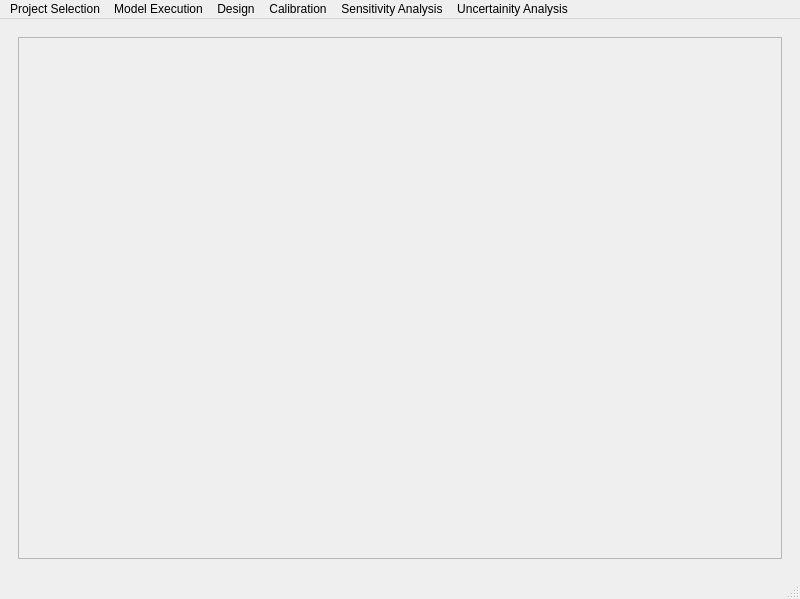
Inigobarbe/VFSMOD-GUI, file ui/Qvfsmod_dialog_base.ui: the form before one commit.
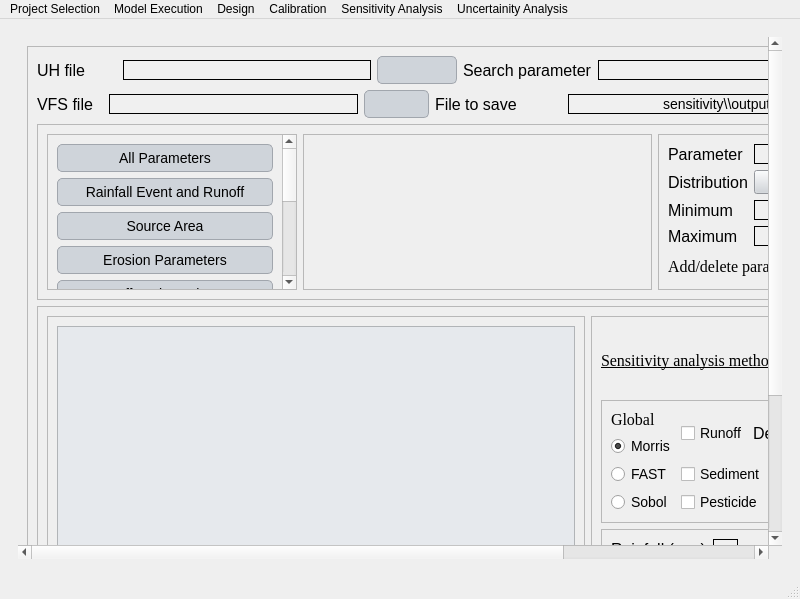
The form after the commit. The open tabs and pages were chosen to show the change. Icons and pictures are not drawn.

Diff of the .ui file:
```diff
--- a/ui/Qvfsmod_dialog_base.ui
+++ b/ui/Qvfsmod_dialog_base.ui
@@ -2799,18 +2799,828 @@
           <property name="styleSheet">
            <string notr="true"/>
           </property>
+          <property name="frameShape">
+           <enum>QFrame::NoFrame</enum>
+          </property>
           <property name="widgetResizable">
            <bool>true</bool>
           </property>
           <widget class="QWidget" name="scrollAreaWidgetContents_13">
            <property name="geometry">
             <rect>
-             <x>0</x>
-             <y>0</y>
-             <width>98</width>
-             <height>28</height>
+             <x>-261</x>
+             <y>-238</y>
+             <width>1018</width>
+             <height>743</height>
             </rect>
            </property>
+           <layout class="QGridLayout" name="gridLayout_55">
+            <item row="0" column="0">
+             <widget class="QFrame" name="frame_25">
+              <property name="minimumSize">
+               <size>
+                <width>1000</width>
+                <height>0</height>
+               </size>
+              </property>
+              <property name="maximumSize">
+               <size>
+                <width>1000</width>
+                <height>750</height>
+               </size>
+              </property>
+              <property name="frameShape">
+               <enum>QFrame::StyledPanel</enum>
+              </property>
+              <property name="frameShadow">
+               <enum>QFrame::Raised</enum>
+              </property>
+              <layout class="QGridLayout" name="gridLayout_47">
+               <item row="2" column="0">
+                <widget class="QFrame" name="frame_72">
+                 <property name="frameShape">
+                  <enum>QFrame::StyledPanel</enum>
+                 </property>
+                 <property name="frameShadow">
+                  <enum>QFrame::Raised</enum>
+                 </property>
+                 <layout class="QGridLayout" name="gridLayout_89">
+                  <item row="3" column="0" colspan="2">
+                   <widget class="QScrollArea" name="scrollArea_17">
+                    <property name="minimumSize">
+                     <size>
+                      <width>250</width>
+                      <height>0</height>
+                     </size>
+                    </property>
+                    <property name="widgetResizable">
+                     <bool>true</bool>
+                    </property>
+                    <widget class="QWidget" name="scrollAreaWidgetContents_17">
+                     <property name="geometry">
+                      <rect>
+                       <x>0</x>
+                       <y>0</y>
+                       <width>231</width>
+                       <height>381</height>
+                      </rect>
+                     </property>
+                     <layout class="QGridLayout" name="gridLayout_90">
+                      <item row="1" column="0">
+                       <layout class="QVBoxLayout" name="verticalLayout_26">
+                        <item>
+                         <widget class="QPushButton" name="all_parameters_design">
+                          <property name="text">
+                           <string>All Parameters</string>
+                          </property>
+                         </widget>
+                        </item>
+                        <item>
+                         <widget class="QPushButton" name="rainfall_event_design">
+                          <property name="text">
+                           <string>Rainfall Event and Runoff</string>
+                          </property>
+                         </widget>
+                        </item>
+                        <item>
+                         <widget class="QPushButton" name="source_area_design">
+                          <property name="text">
+                           <string>Source Area</string>
+                          </property>
+                         </widget>
+                        </item>
+                        <item>
+                         <widget class="QPushButton" name="erosion_parameters_design">
+                          <property name="text">
+                           <string>Erosion Parameters</string>
+                          </property>
+                         </widget>
+                        </item>
+                        <item>
+                         <widget class="QPushButton" name="buffer_dimensions_design">
+                          <property name="text">
+                           <string>Buffer Dimensions</string>
+                          </property>
+                         </widget>
+                        </item>
+                        <item>
+                         <widget class="QPushButton" name="kinematic_wave_design">
+                          <property name="text">
+                           <string>Kinematic Wave Numerical 
+Solution Parameters</string>
+                          </property>
+                         </widget>
+                        </item>
+                        <item>
+                         <widget class="QPushButton" name="infiltration_design">
+                          <property name="text">
+                           <string>Infiltration</string>
+                          </property>
+                         </widget>
+                        </item>
+                        <item>
+                         <widget class="QPushButton" name="buffer_vegetation_design">
+                          <property name="text">
+                           <string>Buffer Vegetation</string>
+                          </property>
+                         </widget>
+                        </item>
+                        <item>
+                         <widget class="QPushButton" name="incoming_sediment_design">
+                          <property name="text">
+                           <string>Incoming Sediment</string>
+                          </property>
+                         </widget>
+                        </item>
+                        <item>
+                         <widget class="QPushButton" name="water_quality_button_design">
+                          <property name="text">
+                           <string>Water Quality</string>
+                          </property>
+                         </widget>
+                        </item>
+                       </layout>
+                      </item>
+                     </layout>
+                    </widget>
+                   </widget>
+                  </item>
+                  <item row="3" column="3">
+                   <widget class="QFrame" name="frame_73">
+                    <property name="frameShape">
+                     <enum>QFrame::StyledPanel</enum>
+                    </property>
+                    <property name="frameShadow">
+                     <enum>QFrame::Raised</enum>
+                    </property>
+                    <layout class="QGridLayout" name="gridLayout_92">
+                     <item row="1" column="0">
+                      <layout class="QHBoxLayout" name="horizontalLayout_143">
+                       <item>
+                        <layout class="QHBoxLayout" name="horizontalLayout_144">
+                         <item>
+                          <widget class="QLabel" name="label_149">
+                           <property name="font">
+                            <font>
+                             <family>Georgia</family>
+                             <pointsize>-1</pointsize>
+                            </font>
+                           </property>
+                           <property name="text">
+                            <string>Add/delete parameter</string>
+                           </property>
+                          </widget>
+                         </item>
+                         <item>
+                          <widget class="QPushButton" name="add_design">
+                           <property name="text">
+                            <string/>
+                           </property>
+                          </widget>
+                         </item>
+                         <item>
+                          <widget class="QPushButton" name="remove_design">
+                           <property name="text">
+                            <string/>
+                           </property>
+                          </widget>
+                         </item>
+                         <item>
+                          <spacer name="horizontalSpacer_16">
+                           <property name="orientation">
+                            <enum>Qt::Horizontal</enum>
+                           </property>
+                           <property name="sizeHint" stdset="0">
+                            <size>
+                             <width>40</width>
+                             <height>20</height>
+                            </size>
+                           </property>
+                          </spacer>
+                         </item>
+                        </layout>
+                       </item>
+                      </layout>
+                     </item>
+                     <item row="0" column="0">
+                      <layout class="QGridLayout" name="gridLayout_93">
+                       <item row="3" column="0">
+                        <widget class="QLabel" name="label_150">
+                         <property name="text">
+                          <string>Maximum</string>
+                         </property>
+                        </widget>
+                       </item>
+                       <item row="1" column="1">
+                        <widget class="QComboBox" name="distributions_design"/>
+                       </item>
+                       <item row="3" column="1">
+                        <widget class="QLineEdit" name="second_design">
+                         <property name="alignment">
+                          <set>Qt::AlignCenter</set>
+                         </property>
+                        </widget>
+                       </item>
+                       <item row="0" column="0">
+                        <widget class="QLabel" name="label_151">
+                         <property name="text">
+                          <string>Parameter</string>
+                         </property>
+                        </widget>
+                       </item>
+                       <item row="5" column="0">
+                        <spacer name="verticalSpacer_16">
+                         <property name="orientation">
+                          <enum>Qt::Vertical</enum>
+                         </property>
+                         <property name="sizeHint" stdset="0">
+                          <size>
+                           <width>20</width>
+                           <height>40</height>
+                          </size>
+                         </property>
+                        </spacer>
+                       </item>
+                       <item row="2" column="0">
+                        <widget class="QLabel" name="label_152">
+                         <property name="text">
+                          <string>Minimum</string>
+                         </property>
+                        </widget>
+                       </item>
+                       <item row="1" column="0">
+                        <widget class="QLabel" name="label_153">
+                         <property name="text">
+                          <string>Distribution</string>
+                         </property>
+                        </widget>
+                       </item>
+                       <item row="0" column="1">
+                        <widget class="QLineEdit" name="parameter_name_design">
+                         <property name="alignment">
+                          <set>Qt::AlignCenter</set>
+                         </property>
+                        </widget>
+                       </item>
+                       <item row="2" column="1">
+                        <widget class="QLineEdit" name="first_design">
+                         <property name="alignment">
+                          <set>Qt::AlignCenter</set>
+                         </property>
+                        </widget>
+                       </item>
+                      </layout>
+                     </item>
+                     <item row="2" column="0">
+                      <spacer name="verticalSpacer_17">
+                       <property name="orientation">
+                        <enum>Qt::Vertical</enum>
+                       </property>
+                       <property name="sizeHint" stdset="0">
+                        <size>
+                         <width>20</width>
+                         <height>40</height>
+                        </size>
+                       </property>
+                      </spacer>
+                     </item>
+                    </layout>
+                   </widget>
+                  </item>
+                  <item row="3" column="2">
+                   <widget class="QScrollArea" name="scrollArea_18">
+                    <property name="minimumSize">
+                     <size>
+                      <width>292</width>
+                      <height>0</height>
+                     </size>
+                    </property>
+                    <property name="widgetResizable">
+                     <bool>true</bool>
+                    </property>
+                    <widget class="QWidget" name="scrollAreaWidgetContents_18">
+                     <property name="geometry">
+                      <rect>
+                       <x>0</x>
+                       <y>0</y>
+                       <width>347</width>
+                       <height>173</height>
+                      </rect>
+                     </property>
+                     <layout class="QGridLayout" name="gridLayout_98">
+                      <item row="0" column="0">
+                       <layout class="QVBoxLayout" name="verticalLayout_27"/>
+                      </item>
+                     </layout>
+                    </widget>
+                   </widget>
+                  </item>
+                 </layout>
+                </widget>
+               </item>
+               <item row="1" column="0">
+                <layout class="QHBoxLayout" name="horizontalLayout_141">
+                 <item>
+                  <layout class="QHBoxLayout" name="horizontalLayout_142">
+                   <item>
+                    <widget class="QLabel" name="label_147">
+                     <property name="text">
+                      <string>VFS file</string>
+                     </property>
+                    </widget>
+                   </item>
+                   <item>
+                    <widget class="QLineEdit" name="vfs_file_sensitivity_design">
+                     <property name="minimumSize">
+                      <size>
+                       <width>249</width>
+                       <height>0</height>
+                      </size>
+                     </property>
+                     <property name="maximumSize">
+                      <size>
+                       <width>248</width>
+                       <height>16777215</height>
+                      </size>
+                     </property>
+                     <property name="alignment">
+                      <set>Qt::AlignCenter</set>
+                     </property>
+                    </widget>
+                   </item>
+                   <item>
+                    <widget class="QPushButton" name="browse_vfs_design">
+                     <property name="text">
+                      <string/>
+                     </property>
+                    </widget>
+                   </item>
+                  </layout>
+                 </item>
+                 <item>
+                  <widget class="QLabel" name="label_148">
+                   <property name="minimumSize">
+                    <size>
+                     <width>127</width>
+                     <height>0</height>
+                    </size>
+                   </property>
+                   <property name="text">
+                    <string>File to save</string>
+                   </property>
+                  </widget>
+                 </item>
+                 <item>
+                  <widget class="QLineEdit" name="file_save_design">
+                   <property name="minimumSize">
+                    <size>
+                     <width>310</width>
+                     <height>0</height>
+                    </size>
+                   </property>
+                   <property name="text">
+                    <string>sensitivity\\output\\sensitivity.csv</string>
+                   </property>
+                   <property name="alignment">
+                    <set>Qt::AlignCenter</set>
+                   </property>
+                  </widget>
+                 </item>
+                 <item>
+                  <widget class="QPushButton" name="browse_file_design">
+                   <property name="text">
+                    <string/>
+                   </property>
+                  </widget>
+                 </item>
+                </layout>
+               </item>
+               <item row="0" column="0">
+                <layout class="QHBoxLayout" name="horizontalLayout_130">
+                 <item>
+                  <layout class="QHBoxLayout" name="horizontalLayout_140">
+                   <item>
+                    <widget class="QLabel" name="label_145">
+                     <property name="minimumSize">
+                      <size>
+                       <width>55</width>
+                       <height>0</height>
+                      </size>
+                     </property>
+                     <property name="text">
+                      <string>UH file</string>
+                     </property>
+                    </widget>
+                   </item>
+                   <item>
+                    <widget class="QLineEdit" name="uh_file_sensitivity_design">
+                     <property name="maximumSize">
+                      <size>
+                       <width>248</width>
+                       <height>16777215</height>
+                      </size>
+                     </property>
+                     <property name="alignment">
+                      <set>Qt::AlignCenter</set>
+                     </property>
+                    </widget>
+                   </item>
+                   <item>
+                    <widget class="QPushButton" name="browse_uh_design">
+                     <property name="text">
+                      <string/>
+                     </property>
+                    </widget>
+                   </item>
+                  </layout>
+                 </item>
+                 <item>
+                  <widget class="QLabel" name="label_146">
+                   <property name="text">
+                    <string>Search parameter</string>
+                   </property>
+                  </widget>
+                 </item>
+                 <item>
+                  <widget class="QLineEdit" name="search_design">
+                   <property name="minimumSize">
+                    <size>
+                     <width>369</width>
+                     <height>0</height>
+                    </size>
+                   </property>
+                   <property name="alignment">
+                    <set>Qt::AlignCenter</set>
+                   </property>
+                  </widget>
+                 </item>
+                </layout>
+               </item>
+               <item row="3" column="0">
+                <widget class="QFrame" name="frame_74">
+                 <property name="frameShape">
+                  <enum>QFrame::StyledPanel</enum>
+                 </property>
+                 <property name="frameShadow">
+                  <enum>QFrame::Raised</enum>
+                 </property>
+                 <layout class="QGridLayout" name="gridLayout_49">
+                  <item row="0" column="0">
+                   <widget class="QFrame" name="frame_29">
+                    <property name="minimumSize">
+                     <size>
+                      <width>538</width>
+                      <height>0</height>
+                     </size>
+                    </property>
+                    <property name="frameShape">
+                     <enum>QFrame::StyledPanel</enum>
+                    </property>
+                    <property name="frameShadow">
+                     <enum>QFrame::Raised</enum>
+                    </property>
+                    <layout class="QGridLayout" name="gridLayout_50">
+                     <item row="0" column="0">
+                      <widget class="QTableWidget" name="table_2">
+                       <property name="minimumSize">
+                        <size>
+                         <width>0</width>
+                         <height>0</height>
+                        </size>
+                       </property>
+                      </widget>
+                     </item>
+                    </layout>
+                   </widget>
+                  </item>
+                  <item row="0" column="1">
+                   <widget class="QFrame" name="frame_75">
+                    <property name="minimumSize">
+                     <size>
+                      <width>400</width>
+                      <height>400</height>
+                     </size>
+                    </property>
+                    <property name="maximumSize">
+                     <size>
+                      <width>16777215</width>
+                      <height>16777215</height>
+                     </size>
+                    </property>
+                    <property name="frameShape">
+                     <enum>QFrame::StyledPanel</enum>
+                    </property>
+                    <property name="frameShadow">
+                     <enum>QFrame::Raised</enum>
+                    </property>
+                    <layout class="QGridLayout" name="gridLayout_56">
+                     <item row="0" column="0">
+                      <widget class="QLabel" name="label_154">
+                       <property name="font">
+                        <font>
+                         <family>Georgia</family>
+                         <pointsize>-1</pointsize>
+                         <underline>true</underline>
+                        </font>
+                       </property>
+                       <property name="text">
+                        <string>Sensitivity analysis method</string>
+                       </property>
+                      </widget>
+                     </item>
+                     <item row="1" column="0">
+                      <widget class="QFrame" name="frame_76">
+                       <property name="frameShape">
+                        <enum>QFrame::StyledPanel</enum>
+                       </property>
+                       <property name="frameShadow">
+                        <enum>QFrame::Raised</enum>
+                       </property>
+                       <layout class="QGridLayout" name="gridLayout_53">
+                        <item row="0" column="0">
+                         <widget class="QLabel" name="label_77">
+                          <property name="font">
+                           <font>
+                            <family>Georgia</family>
+                            <pointsize>-1</pointsize>
+                            <underline>false</underline>
+                           </font>
+                          </property>
+                          <property name="text">
+                           <string>Global</string>
+                          </property>
+                         </widget>
+                        </item>
+                        <item row="0" column="1" rowspan="2">
+                         <layout class="QHBoxLayout" name="horizontalLayout_63">
+                          <item>
+                           <widget class="QCheckBox" name="runoff_sensitivity_design">
+                            <property name="text">
+                             <string>Runoff</string>
+                            </property>
+                           </widget>
+                          </item>
+                          <item>
+                           <widget class="QLabel" name="label_88">
+                            <property name="text">
+                             <string>Desired reduction</string>
+                            </property>
+                           </widget>
+                          </item>
+                          <item>
+                           <widget class="QLineEdit" name="lineEdit_2"/>
+                          </item>
+                         </layout>
+                        </item>
+                        <item row="1" column="0">
+                         <widget class="QRadioButton" name="morris_design">
+                          <property name="text">
+                           <string>Morris</string>
+                          </property>
+                          <property name="checkable">
+                           <bool>true</bool>
+                          </property>
+                          <property name="checked">
+                           <bool>true</bool>
+                          </property>
+                         </widget>
+                        </item>
+                        <item row="2" column="0">
+                         <widget class="QRadioButton" name="fast_design">
+                          <property name="text">
+                           <string>FAST</string>
+                          </property>
+                         </widget>
+                        </item>
+                        <item row="2" column="1">
+                         <layout class="QHBoxLayout" name="horizontalLayout_64">
+                          <item>
+                           <widget class="QCheckBox" name="sediment_sensitivity_design">
+                            <property name="text">
+                             <string>Sediment</string>
+                            </property>
+                           </widget>
+                          </item>
+                          <item>
+                           <widget class="QLabel" name="label_89">
+                            <property name="text">
+                             <string>Desired reduction</string>
+                            </property>
+                           </widget>
+                          </item>
+                          <item>
+                           <widget class="QLineEdit" name="lineEdit_3"/>
+                          </item>
+                         </layout>
+                        </item>
+                        <item row="3" column="0">
+                         <widget class="QRadioButton" name="sobol_design">
+                          <property name="text">
+                           <string>Sobol</string>
+                          </property>
+                         </widget>
+                        </item>
+                        <item row="3" column="1">
+                         <layout class="QHBoxLayout" name="horizontalLayout_65">
+                          <item>
+                           <widget class="QCheckBox" name="pesticide_sensitivity_design">
+                            <property name="text">
+                             <string>Pesticide</string>
+                            </property>
+                           </widget>
+                          </item>
+                          <item>
+                           <widget class="QLabel" name="label_90">
+                            <property name="text">
+                             <string>Desired reduction</string>
+                            </property>
+                           </widget>
+                          </item>
+                          <item>
+                           <widget class="QLineEdit" name="lineEdit_11"/>
+                          </item>
+                         </layout>
+                        </item>
+                       </layout>
+                      </widget>
+                     </item>
+                     <item row="2" column="0">
+                      <widget class="QFrame" name="frame_30">
+                       <property name="minimumSize">
+                        <size>
+                         <width>0</width>
+                         <height>120</height>
+                        </size>
+                       </property>
+                       <property name="frameShape">
+                        <enum>QFrame::StyledPanel</enum>
+                       </property>
+                       <property name="frameShadow">
+                        <enum>QFrame::Raised</enum>
+                       </property>
+                       <layout class="QGridLayout" name="gridLayout_54">
+                        <item row="1" column="0">
+                         <widget class="QLabel" name="label_85">
+                          <property name="text">
+                           <string>VFS length</string>
+                          </property>
+                         </widget>
+                        </item>
+                        <item row="2" column="0">
+                         <layout class="QHBoxLayout" name="horizontalLayout_145">
+                          <item>
+                           <widget class="QLabel" name="label_155">
+                            <property name="minimumSize">
+                             <size>
+                              <width>85</width>
+                              <height>0</height>
+                             </size>
+                            </property>
+                            <property name="text">
+                             <string>Trajectories</string>
+                            </property>
+                           </widget>
+                          </item>
+                          <item>
+                           <widget class="QLineEdit" name="trajectories_design">
+                            <property name="alignment">
+                             <set>Qt::AlignCenter</set>
+                            </property>
+                           </widget>
+                          </item>
+                         </layout>
+                        </item>
+                        <item row="2" column="1">
+                         <layout class="QHBoxLayout" name="horizontalLayout_146">
+                          <item>
+                           <widget class="QLabel" name="label_156">
+                            <property name="minimumSize">
+                             <size>
+                              <width>85</width>
+                              <height>0</height>
+                             </size>
+                            </property>
+                            <property name="text">
+                             <string>Samples</string>
+                            </property>
+                           </widget>
+                          </item>
+                          <item>
+                           <widget class="QLineEdit" name="samples_design">
+                            <property name="alignment">
+                             <set>Qt::AlignCenter</set>
+                            </property>
+                           </widget>
+                          </item>
+                         </layout>
+                        </item>
+                        <item row="1" column="1">
+                         <layout class="QHBoxLayout" name="horizontalLayout_50">
+                          <item>
+                           <layout class="QVBoxLayout" name="verticalLayout_28">
+                            <item>
+                             <widget class="QLabel" name="label_65">
+                              <property name="text">
+                               <string>Lower</string>
+                              </property>
+                             </widget>
+                            </item>
+                            <item>
+                             <widget class="QLineEdit" name="lower_sensitivity_design"/>
+                            </item>
+                           </layout>
+                          </item>
+                          <item>
+                           <layout class="QVBoxLayout" name="verticalLayout_29">
+                            <item>
+                             <widget class="QLabel" name="label_78">
+                              <property name="text">
+                               <string>Upper</string>
+                              </property>
+                             </widget>
+                            </item>
+                            <item>
+                             <widget class="QLineEdit" name="upper_sensitivity_design"/>
+                            </item>
+                           </layout>
+                          </item>
+                          <item>
+                           <layout class="QVBoxLayout" name="verticalLayout_30">
+                            <item>
+                             <widget class="QLabel" name="label_84">
+                              <property name="text">
+                               <string>Increment</string>
+                              </property>
+                             </widget>
+                            </item>
+                            <item>
+                             <widget class="QLineEdit" name="increment_sensitivity_design"/>
+                            </item>
+                           </layout>
+                          </item>
+                         </layout>
+                        </item>
+                        <item row="0" column="0">
+                         <layout class="QHBoxLayout" name="horizontalLayout_53">
+                          <item>
+                           <widget class="QLabel" name="label_87">
+                            <property name="text">
+                             <string>Rainfall (mm)</string>
+                            </property>
+                           </widget>
+                          </item>
+                          <item>
+                           <widget class="QLineEdit" name="lineEdit"/>
+                          </item>
+                         </layout>
+                        </item>
+                        <item row="4" column="0" colspan="2">
+                         <layout class="QHBoxLayout" name="horizontalLayout_52">
+                          <item>
+                           <widget class="QLabel" name="label_86">
+                            <property name="text">
+                             <string>Total executions</string>
+                            </property>
+                           </widget>
+                          </item>
+                          <item>
+                           <widget class="QLineEdit" name="total_executions_design"/>
+                          </item>
+                         </layout>
+                        </item>
+                       </layout>
+                      </widget>
+                     </item>
+                     <item row="3" column="0">
+                      <widget class="QPushButton" name="accept_design">
+                       <property name="text">
+                        <string>Run</string>
+                       </property>
+                      </widget>
+                     </item>
+                    </layout>
+                   </widget>
+                  </item>
+                 </layout>
+                </widget>
+               </item>
+              </layout>
+             </widget>
+            </item>
+            <item row="1" column="0">
+             <spacer name="verticalSpacer">
+              <property name="orientation">
+               <enum>Qt::Vertical</enum>
+              </property>
+              <property name="sizeHint" stdset="0">
+               <size>
+                <width>20</width>
+                <height>40</height>
+               </size>
+              </property>
+             </spacer>
+            </item>
+           </layout>
           </widget>
          </widget>
         </item>
```
Left out of the diff: 30 changed lines with no effect on the pictures.
